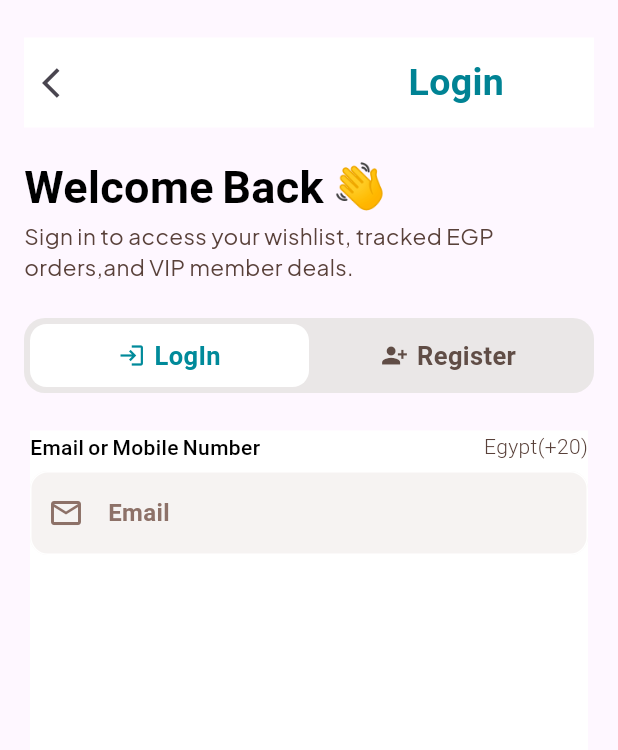
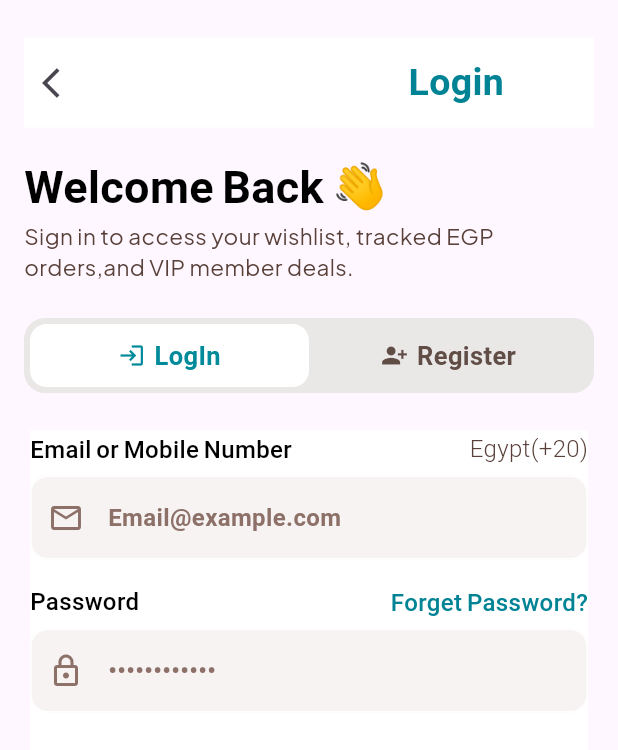
Before and after one commit to Ahmed-Mousa566/Indigo-e-commerce, a Flutter app: the screen it shows after launch, on a phone screen of 412 x 824 dp. Shown: the top 750 px of the screen. Run offline on Flutter 3.47's test engine with Material 3 defaults, Android fonts, the phone set to English and light mode, and no system bars; our stand-ins replace go_router, google_fonts; Roboto replaces fonts that are missing (Montserrat).

Commit message:
create password form

```diff
--- a/lib/feature/Auth/presentation/views/widgets/emali_labal.dart
+++ b/lib/feature/Auth/presentation/views/widgets/emali_labal.dart
@@ -13,14 +13,14 @@ class EmailLable extends StatelessWidget {
         CustomText(
           text: "Email or Mobile Number",
           color: Colors.black,
-          size: 14,
+          size: 16,
           fontWeight: FontWeight.w500,
         ),
         Spacer(),
         CustomText(
           text: "Egypt(+20)",
           color: Color(0xff59413A),
-          size: 14,
+          size: 16,
           fontWeight: FontWeight.w300,
         ),
       ],
--- a/lib/feature/Auth/presentation/views/widgets/login_form.dart
+++ b/lib/feature/Auth/presentation/views/widgets/login_form.dart
@@ -1,6 +1,7 @@
 import 'package:e_commerce/core/utils/constant.dart';
 import 'package:e_commerce/core/utils/widgets/custm_text.dart';
 import 'package:e_commerce/feature/Auth/presentation/views/widgets/emali_labal.dart';
+import 'package:e_commerce/feature/Auth/presentation/views/widgets/text_form_failed.dart';
 import 'package:flutter/material.dart';
 
 class LoginForm extends StatelessWidget {
@@ -18,7 +19,20 @@ class LoginForm extends StatelessWidget {
           children: [
             EmailLable(),
             SizedBox(height: 6),
-            TextFormFailed(hint: "Email", obscureText: false),
+            TextFormFailed(
+              prefixIcon: Icon(Icons.email_outlined, color: Color(0xff8D7168)),
+              hint: "Email@example.com",
+               obscureText: false),
+            SizedBox(height: 16),
+            PasswordLable(),
+            SizedBox(height: 6),
+            TextFormFailed(
+              prefixIcon: Icon(Icons.lock_outlined, color: Color(0xff8D7168)),
+              hint: "••••••••••••",
+              obscureText: true),
+
+
+
 
 
           ],
@@ -28,49 +42,27 @@ class LoginForm extends StatelessWidget {
   }
 }
 
-
-
-class TextFormFailed extends StatelessWidget {
-  const TextFormFailed({
-    super.key,
-    required this.hint,
-    this.onchanged,
-    required this.obscureText,
-  });
-  final String hint;
-  final Function(String)? onchanged;
-  final bool obscureText;
+class PasswordLable extends StatelessWidget {
+  const PasswordLable({super.key});
 
   @override
   Widget build(BuildContext context) {
-    return TextFormField(
-      obscureText: obscureText,
-      validator: (value) {
-        if (value == null || value.isEmpty) {
-          return "field is required";
-        }
-        return null;
-      },
-      onChanged: onchanged,
-      decoration: InputDecoration(
-        filled: true,
-        fillColor: Color(0xffF6F3F2),
-
-        prefixIcon: Icon(Icons.email_outlined, color: Color(0xff8D7168)),
-        hint: CustomText(text: hint, color: Color(0xff8D7168), size: 16),
-        border: OutlineInputBorder(
-          borderSide: BorderSide(color: Colors.white),
-          borderRadius: BorderRadius.circular(12),
+    return const Row(
+      children: [
+        CustomText(
+          text: "Password",
+          color: Colors.black,
+          size: 16,
+          fontWeight: FontWeight.w500,
         ),
-        enabledBorder: OutlineInputBorder(
-          borderSide: BorderSide(color: Colors.white),
-          borderRadius: BorderRadius.circular(12),
+        Spacer(),
+        CustomText(
+          text: "Forget Password?",
+          color: Constant.KprimaryColor,
+          size: 16,
+          fontWeight: FontWeight.w500,
         ),
-        focusedBorder: OutlineInputBorder(
-          borderSide: BorderSide(color: const Color.fromARGB(255, 97, 180, 33)),
-          borderRadius: BorderRadius.circular(12),
-        ),
-      ),
+      ],
     );
   }
 }
--- /dev/null
+++ b/lib/feature/Auth/presentation/views/widgets/text_form_failed.dart
@@ -0,0 +1,49 @@
+import 'package:e_commerce/core/utils/widgets/custm_text.dart';
+import 'package:flutter/material.dart';
+
+class TextFormFailed extends StatelessWidget {
+  const TextFormFailed({
+    super.key,
+    required this.hint,
+    this.onchanged,
+    required this.obscureText,
+    this.prefixIcon,
+  });
+  final String hint;
+  final Function(String)? onchanged;
+  final bool obscureText;
+  final Widget? prefixIcon;
+
+  @override
+  Widget build(BuildContext context) {
+    return TextFormField(
+      obscureText: obscureText,
+      validator: (value) {
+        if (value == null || value.isEmpty) {
+          return "field is required";
+        }
+        return null;
+      },
+      onChanged: onchanged,
+      decoration: InputDecoration(
+        filled: true,
+        fillColor: Color(0xffF6F3F2),
+
+        prefixIcon: prefixIcon ,
+        hint: CustomText(text: hint, color: Color(0xff8D7168), size: 16),
+        border: OutlineInputBorder(
+          borderSide: BorderSide(color: Colors.white),
+          borderRadius: BorderRadius.circular(12),
+        ),
+        enabledBorder: OutlineInputBorder(
+          borderSide: BorderSide(color: Colors.white),
+          borderRadius: BorderRadius.circular(12),
+        ),
+        focusedBorder: OutlineInputBorder(
+          borderSide: BorderSide(color: const Color.fromARGB(255, 97, 180, 33)),
+          borderRadius: BorderRadius.circular(12),
+        ),
+      ),
+    );
+  }
+}
```
